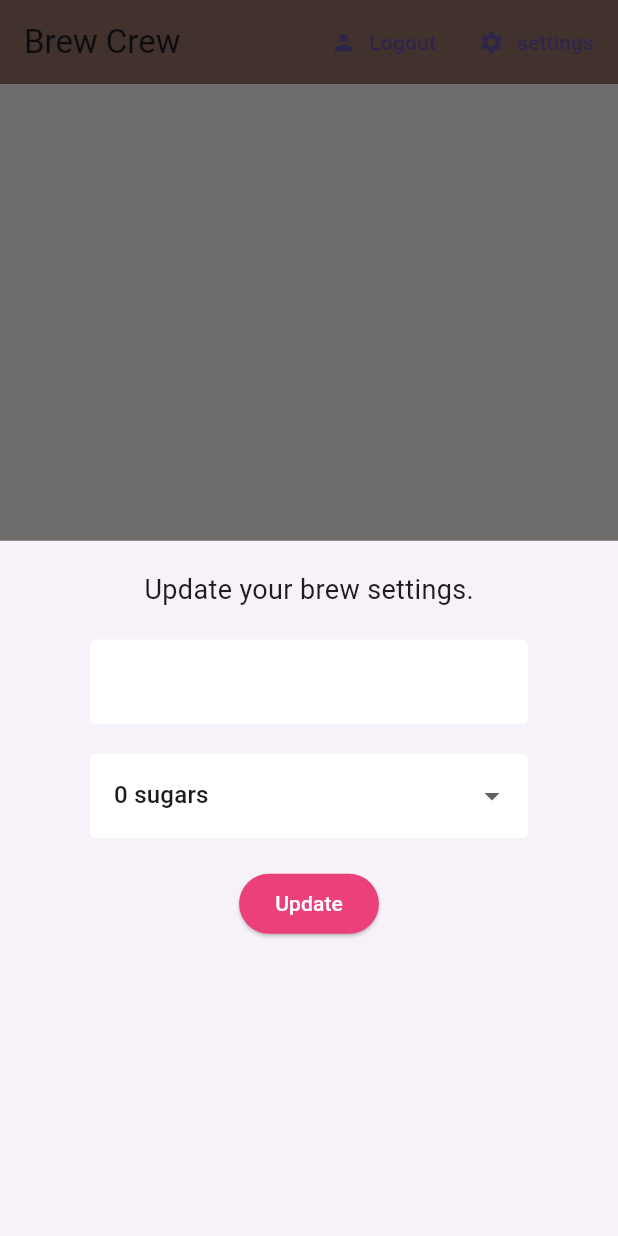
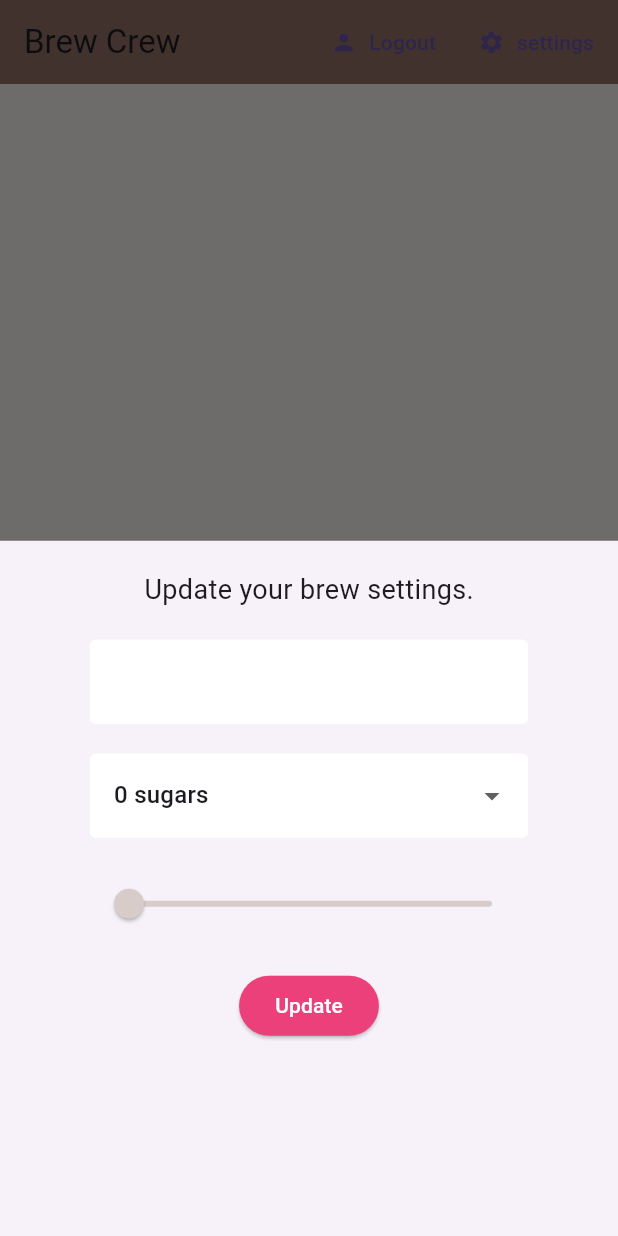
Before and after one commit to barbiexsofia/BrewCrew_tutorial, a Flutter app: the screen it shows once a user with an empty profile is signed in, after a tap on "settings", on a phone screen of 412 x 824 dp. Run offline on Flutter 3.47's test engine with Material 3 defaults, Android fonts, the phone set to English and light mode, and no system bars; our stand-ins replace cloud_firestore, firebase_auth, firebase_core, flutter_spinkit; accounts and stored records are empty.

Commit message:
End of tutorial 23: - Added a slider and dynamically change its color based on selected value intensity

```diff
--- a/brew_crew_tutorial/lib/screens/home/settings_form.dart
+++ b/brew_crew_tutorial/lib/screens/home/settings_form.dart
@@ -14,8 +14,8 @@ class _SettingsFormState extends State<SettingsForm> {
 
   // form values
   String? _currentName;
-  String? _currentSugars;
-  int? _currentStrength;
+  String? _currentSugars = '0';
+  int _currentStrength = 100;
 
   @override
   Widget build(BuildContext context) {
@@ -48,8 +48,16 @@ class _SettingsFormState extends State<SettingsForm> {
             onChanged: (val) => setState(() => _currentSugars = val as String),
           ),
           const SizedBox(height: 20.0),
-
-          //slider for the strength
+          Slider(
+            value: _currentStrength.toDouble(),
+            activeColor: Colors.brown[_currentStrength],
+            inactiveColor: Colors.brown[_currentStrength],
+            min: 100,
+            max: 900,
+            divisions: 8,
+            onChanged: (val) => setState(() => _currentStrength = val.round()),
+          ),
+          const SizedBox(height: 20.0),
           //button
           ElevatedButton(
               onPressed: () async {
```
